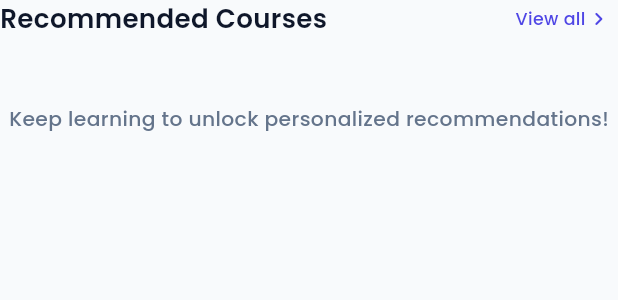
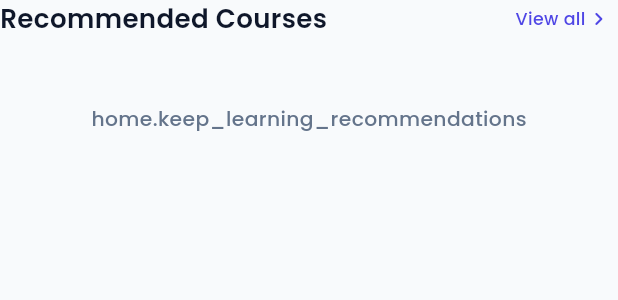
Before and after one commit to zezo12322/Learning-Management-System, a Flutter app: what buildRecommendedCoursesSection() shows on an empty page, opened directly, on a phone screen of 412 x 824 dp. Shown: the top 300 px of the screen. Run offline on Flutter 3.47's test engine with Material 3 defaults, Android fonts, the phone set to English and light mode, and no system bars; our stand-ins replace cached_network_image, cloud_firestore, dartz, easy_localization, equatable, firebase_auth and 15 more; missing offline and left inert: firebase_data_connect; accounts and stored records are empty; network calls fail.

Commit message:
feat: enhance localization support and improve UI elements across various components

```diff
--- a/mobile/lib/core/widgets/app_header/app_header.dart
+++ b/mobile/lib/core/widgets/app_header/app_header.dart
@@ -46,7 +46,7 @@ class AppHeader extends StatelessWidget {
                 ),
               ),
               Text(
-                '$displayName!',
+                displayName,
                 style: TextStyles.titleSmall.copyWith(
                   fontSize: 22.sp,
                   fontWeight: FontWeights.bold,
--- a/mobile/lib/features/home/data/models/continue_learning_model.dart
+++ b/mobile/lib/features/home/data/models/continue_learning_model.dart
@@ -10,7 +10,8 @@ class ContinueLearningModel extends StudentProgressEntity {
   });
 
   factory ContinueLearningModel.fromDataConnect(
-      GetMyContinueLearningEnrollmentsCourse course) {
+    GetMyContinueLearningEnrollmentsCourse course,
+  ) {
     // Zero client-side logic enforcement:
     // We await the backend to provide totalLessons, watchedLessons, and progressPercent directly.
     // For now, we set them to placeholder defaults (0).
--- a/mobile/lib/features/home/presentation/views/home_body.dart
+++ b/mobile/lib/features/home/presentation/views/home_body.dart
@@ -1,3 +1,4 @@
+import 'package:easy_localization/easy_localization.dart';
 import 'package:flutter/material.dart';
 import 'package:flutter_bloc/flutter_bloc.dart';
 import 'package:flutter_screenutil/flutter_screenutil.dart';
@@ -190,7 +191,7 @@ class HomeErrorView extends StatelessWidget {
 
               // Error title
               Text(
-                'Something went wrong',
+                'home.error.something_went_wrong'.tr(),
                 style: TextStyles.titleSmall.copyWith(
                   color: colorScheme.onSurface,
                 ),
@@ -218,7 +219,7 @@ class HomeErrorView extends StatelessWidget {
                   onPressed: onRetry,
                   icon: Icon(Icons.refresh_rounded, size: 20.sp),
                   label: Text(
-                    'Try Again',
+                    'home.error.try_again'.tr(),
                     style: TextStyles.labelLarge.copyWith(
                       color: colorScheme.onPrimary,
                     ),
--- a/mobile/lib/features/home/presentation/widgets/build_continue_learning_section.dart
+++ b/mobile/lib/features/home/presentation/widgets/build_continue_learning_section.dart
@@ -30,7 +30,7 @@ Widget buildContinueLearningSection(
         progress: progress?.progressPercent ?? 0.0,
         lessonsCompleted: progress?.watchedLessons ?? 0,
         totalLessons: progress?.totalLessons ?? 0,
-        timeLeft: progress?.timeLeft ?? '0 min',
+        timeLeft: progress?.timeLeft ?? '0 ${'home.min'.tr()}',
         onTap: () {},
         onPlayTap: () {},
       ),
--- a/mobile/lib/features/home/presentation/widgets/build_recommended_courses_section.dart
+++ b/mobile/lib/features/home/presentation/widgets/build_recommended_courses_section.dart
@@ -43,12 +43,14 @@ Widget buildRecommendedCoursesSection(
         SizedBox(
           height: 84.h,
           child: Center(
-            child: Text(
-              'Keep learning to unlock personalized recommendations!',
-              style: TextStyle(
-                fontSize: 14.sp,
-                fontWeight: FontWeight.w500,
-                color: AppColors.textSecondary,
+            child: Builder(
+              builder: (context) => Text(
+                'home.keep_learning_recommendations'.tr(),
+                style: TextStyle(
+                  fontSize: 14.sp,
+                  fontWeight: FontWeight.w500,
+                  color: Theme.of(context).colorScheme.onSurfaceVariant,
+                ),
               ),
             ),
           ),
--- a/mobile/lib/features/home/presentation/widgets/glass_bottom_navbar.dart
+++ b/mobile/lib/features/home/presentation/widgets/glass_bottom_navbar.dart
@@ -166,8 +166,11 @@ class _GlassBottomNavBarState extends State<GlassBottomNavBar> {
                                         vertical: 6,
                                       )
                                     : null,
+                                child: FittedBox(
+                                  fit: BoxFit.scaleDown,
                                   child: Column(
                                     mainAxisAlignment: MainAxisAlignment.center,
+                                    mainAxisSize: MainAxisSize.min,
                                     children: [
                                       AnimatedSwitcher(
                                         duration: const Duration(
@@ -191,6 +194,7 @@ class _GlassBottomNavBarState extends State<GlassBottomNavBar> {
                                       const SizedBox(height: 2),
                                       Text(
                                         item.label,
+                                        maxLines: 1,
                                         style: TextStyle(
                                           fontSize: 11,
                                           fontWeight: FontWeight.w600,
@@ -202,6 +206,7 @@ class _GlassBottomNavBarState extends State<GlassBottomNavBar> {
                                         ),
                                       ),
                                     ],
+                                  ),
                                 ),
                               ),
                             ),
```
Lines whose indentation alone changed are shown as unchanged.
